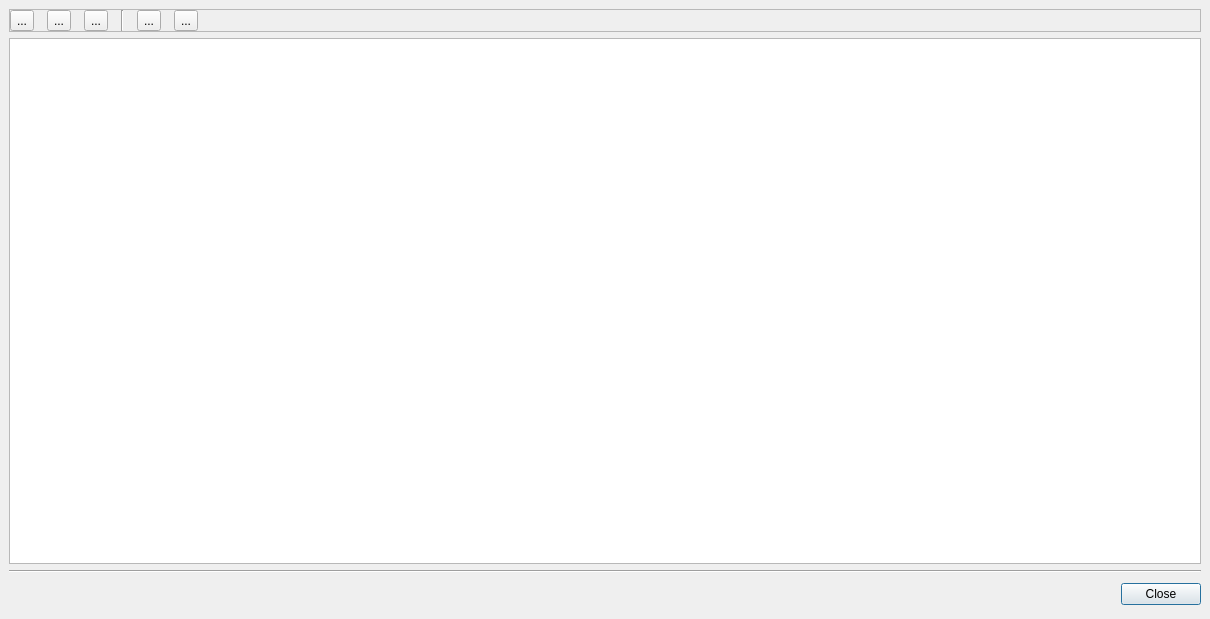
The window that forms/help_about.ui (LuminanceHDR/LuminanceHDR) describes before a commit, drawn with Qt 5.
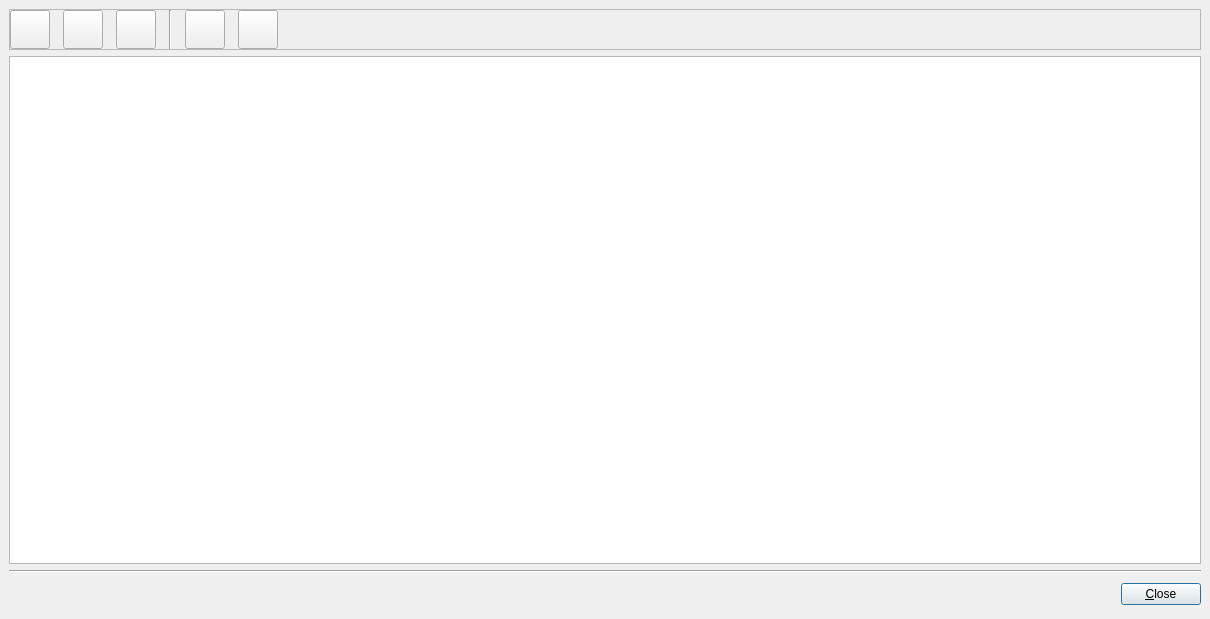
The same window after the commit. Icons and pictures are not drawn.

```diff
--- a/forms/help_about.ui
+++ b/forms/help_about.ui
@@ -50,9 +50,6 @@
       </property>
       <item>
        <widget class="QToolButton" name="backButton" >
-        <property name="text" >
-         <string>...</string>
-        </property>
         <property name="icon" >
          <iconset resource="../icons.qrc" >:/new/prefix1/images/back.png</iconset>
         </property>
@@ -66,9 +63,6 @@
       </item>
       <item>
        <widget class="QToolButton" name="forwardButton" >
-        <property name="text" >
-         <string>...</string>
-        </property>
         <property name="icon" >
          <iconset resource="../icons.qrc" >:/new/prefix1/images/forward.png</iconset>
         </property>
@@ -82,9 +76,6 @@
       </item>
       <item>
        <widget class="QToolButton" name="homeButton" >
-        <property name="text" >
-         <string>...</string>
-        </property>
         <property name="icon" >
          <iconset resource="../icons.qrc" >:/new/prefix1/images/home.png</iconset>
         </property>
@@ -105,9 +96,6 @@
       </item>
       <item>
        <widget class="QToolButton" name="toolButton" >
-        <property name="text" >
-         <string>...</string>
-        </property>
         <property name="icon" >
          <iconset resource="../icons.qrc" >:/new/prefix1/images/viewmag_inc.png</iconset>
         </property>
@@ -121,9 +109,6 @@
       </item>
       <item>
        <widget class="QToolButton" name="toolButton_2" >
-        <property name="text" >
-         <string>...</string>
-        </property>
         <property name="icon" >
          <iconset resource="../icons.qrc" >:/new/prefix1/images/viewmag_dec.png</iconset>
         </property>
@@ -152,14 +137,7 @@
     </widget>
    </item>
    <item>
-    <widget class="QTextBrowser" name="tb" >
-     <property name="html" >
-      <string>&lt;html>&lt;head>&lt;meta name="qrichtext" content="1" />&lt;style type="text/css">
-p, li { white-space: pre-wrap; }
-&lt;/style>&lt;/head>&lt;body style=" font-family:'Sans Serif'; font-size:9pt; font-weight:400; font-style:normal; text-decoration:none;">
-&lt;p style="-qt-paragraph-type:empty; margin-top:0px; margin-bottom:0px; margin-left:0px; margin-right:0px; -qt-block-indent:0; text-indent:0px;">&lt;/p>&lt;/body>&lt;/html></string>
-     </property>
-    </widget>
+    <widget class="QTextBrowser" name="tb" />
    </item>
    <item>
     <widget class="Line" name="line" >
@@ -192,7 +170,7 @@
      <item>
       <widget class="QPushButton" name="okButton" >
        <property name="text" >
-        <string>Close</string>
+        <string>&amp;Close</string>
        </property>
        <property name="default" >
         <bool>true</bool>
```
